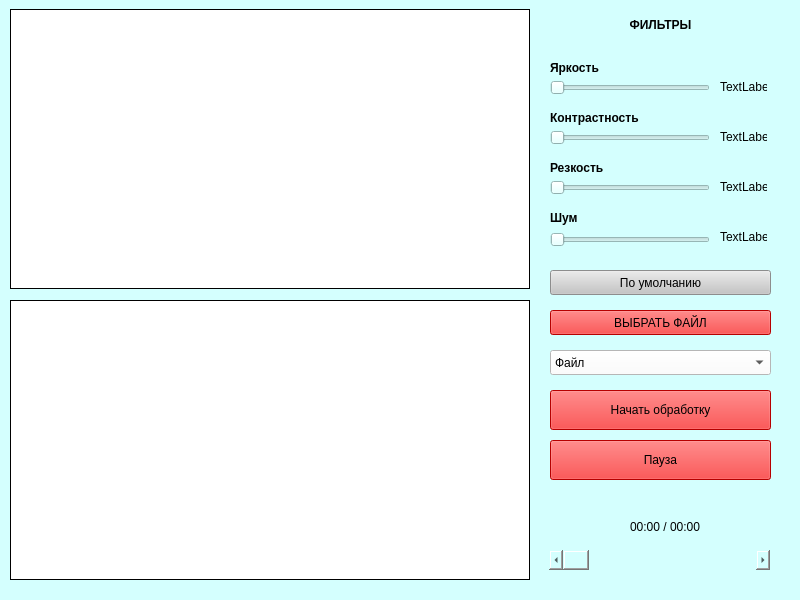
This is ui1.ui in Dr0wsyC0der/Video-processor as Qt 5 draws it before an edit. The edited form follows.
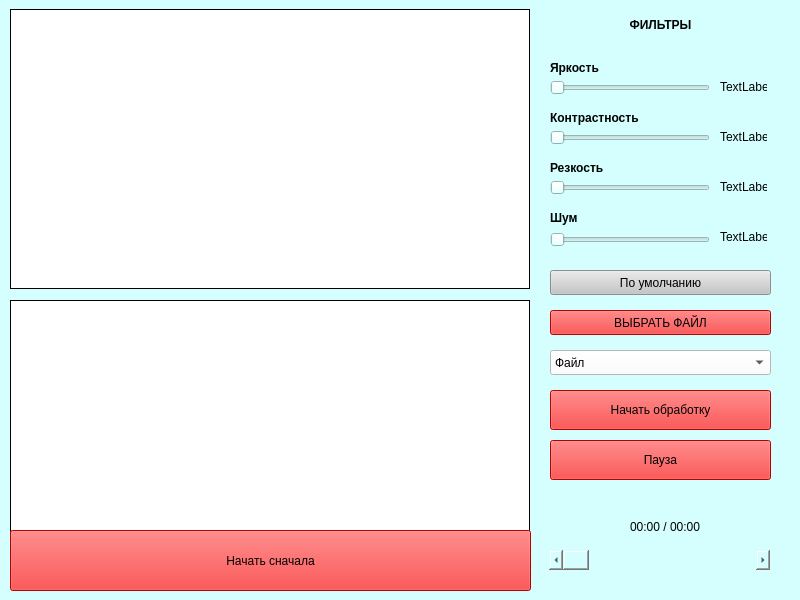
This is the edited form.

```diff
--- a/ui1.ui
+++ b/ui1.ui
@@ -399,6 +399,38 @@
      <enum>Qt::Horizontal</enum>
     </property>
    </widget>
+   <widget class="QPushButton" name="start_over">
+    <property name="enabled">
+     <bool>true</bool>
+    </property>
+    <property name="geometry">
+     <rect>
+      <x>10</x>
+      <y>530</y>
+      <width>521</width>
+      <height>61</height>
+     </rect>
+    </property>
+    <property name="cursor">
+     <cursorShape>PointingHandCursor</cursorShape>
+    </property>
+    <property name="styleSheet">
+     <string notr="true">QPushButton {
+    background-color: rgb(255, 0, 0);
+    color: rgb(0, 0, 0);
+}
+QPushButton:hover {
+    background-color: rgb(255, 0, 0); 
+}
+</string>
+    </property>
+    <property name="text">
+     <string>Начать сначала</string>
+    </property>
+    <property name="checkable">
+     <bool>false</bool>
+    </property>
+   </widget>
   </widget>
  </widget>
  <resources/>
```
Left out of the diff: 35 changed lines with no effect on the pictures.
